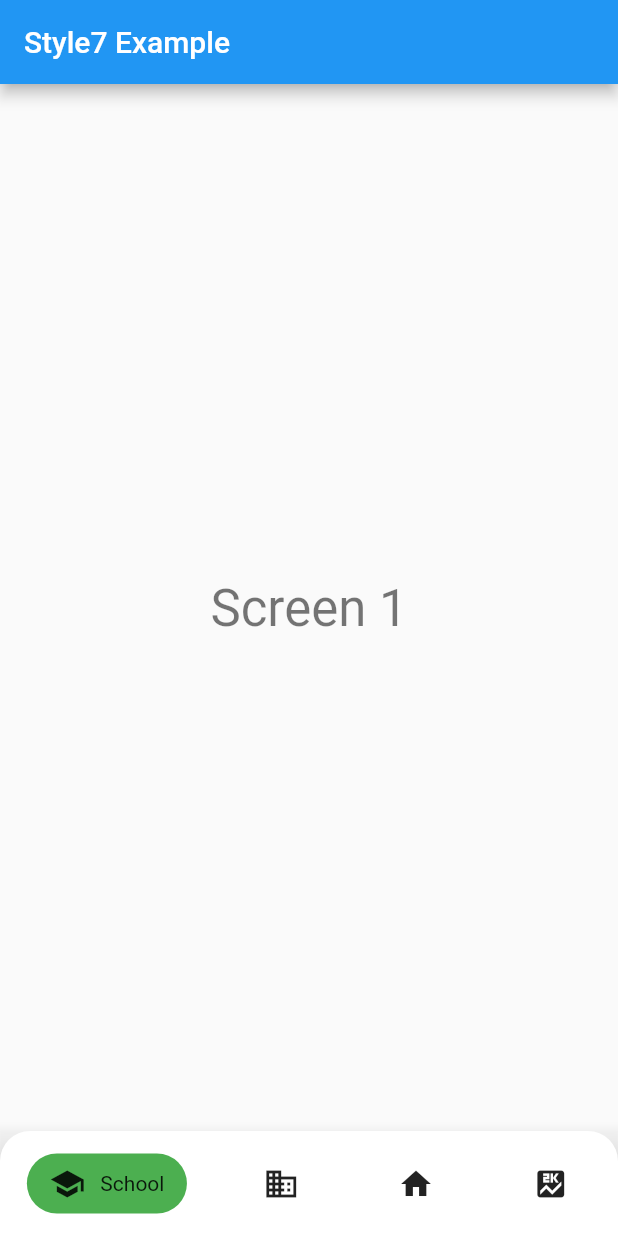
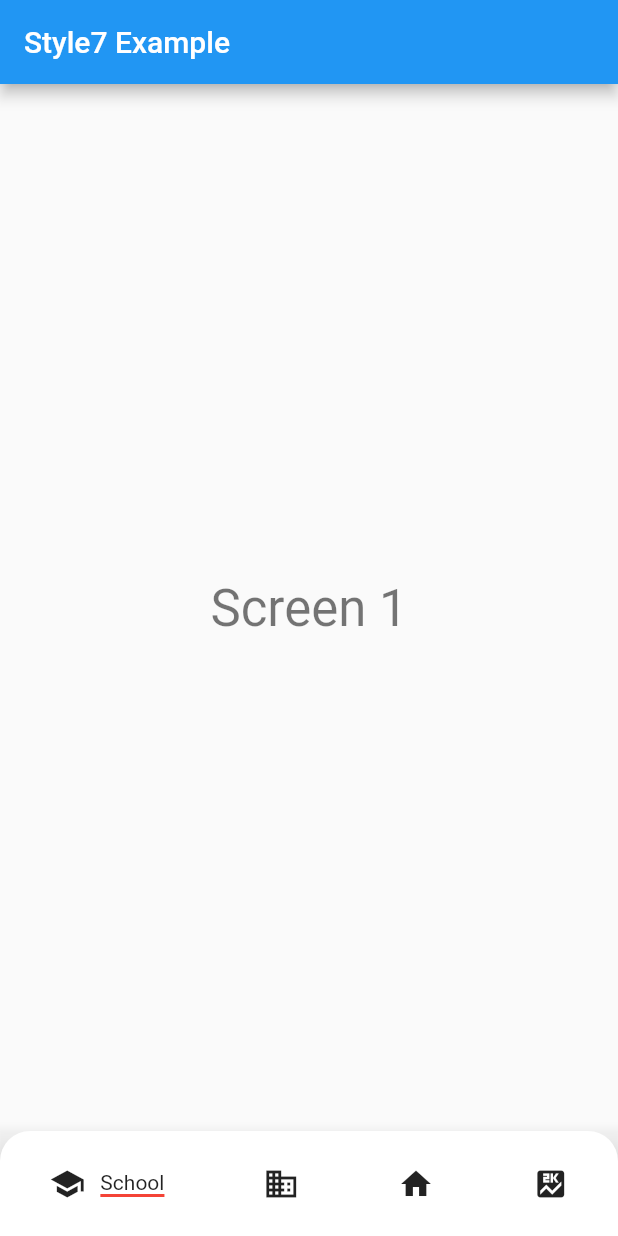
Before and after one commit to timilehinjegede/styled_navigation_bar, a Flutter app: the screen it shows after launch, on a phone screen of 412 x 824 dp. Run offline on Flutter 3.47's test engine with Material 2 defaults, Android fonts, the phone set to English and light mode, and no system bars.

Commit message:
style 7 half done

```diff
--- a/lib/src/style_7_bottom_nav.dart
+++ b/lib/src/style_7_bottom_nav.dart
@@ -1,13 +1,14 @@
 import 'package:flutter/material.dart';
 
 class Style7BottomNav extends StatefulWidget {
-
   final int currentIndex;
   final List<Style7Item> items;
   final ValueChanged onTap;
   final Color indicatorCOlor;
 
-  const Style7BottomNav({Key key, this.currentIndex, this.items, this.onTap, this.indicatorCOlor}) : super(key: key);
+  const Style7BottomNav(
+      {Key key, this.currentIndex, this.items, this.onTap, this.indicatorCOlor})
+      : super(key: key);
 
   @override
   _Style7BottomNavState createState() => _Style7BottomNavState();
@@ -53,31 +54,22 @@ class _Style7BottomNavState extends State<Style7BottomNav> {
 }
 
 class _Style7ItemWidget extends StatefulWidget {
-
   final Style7Item item;
   final bool isSelected;
 
-  const _Style7ItemWidget({Key key, this.item, this.isSelected}) : super(key: key);
+  const _Style7ItemWidget({Key key, this.item, this.isSelected})
+      : super(key: key);
 
   @override
   _Style7ItemWidgetState createState() => _Style7ItemWidgetState();
 }
 
-class _Style7ItemWidgetState extends State<_Style7ItemWidget> with SingleTickerProviderStateMixin {
-
+class _Style7ItemWidgetState extends State<_Style7ItemWidget>
+    with SingleTickerProviderStateMixin {
   @override
   Widget build(BuildContext context) {
-    return  AnimatedContainer(
+    return Container(
       height: 40,
-      duration: Duration(
-        milliseconds: 400,
-      ),
-      decoration: BoxDecoration(
-        borderRadius: BorderRadius.circular(
-          20.0,
-        ),
-        color: widget.isSelected ? Colors.green : Colors.transparent,
-      ),
       padding: EdgeInsets.symmetric(
         horizontal: 15.0,
       ),
@@ -95,7 +87,27 @@ class _Style7ItemWidgetState extends State<_Style7ItemWidget> with SingleTickerP
             ),
             curve: Curves.easeInOut,
             vsync: this,
-            child: widget.isSelected ? widget.item.text : SizedBox.shrink(),
+            // child: widget.isSelected ? widget.item.text : SizedBox.shrink(),
+            child: widget.isSelected
+                ? IntrinsicWidth(
+                    child: Column(
+                      mainAxisAlignment: MainAxisAlignment.center,
+                      children: [
+                        AnimatedAlign(
+                          duration: Duration(
+                            seconds: 900,
+                          ),
+                          child: widget.item.text,
+                          alignment: Alignment.bottomCenter,
+                        ),
+                        Container(
+                          height: 2,
+                          color: Colors.red,
+                        ),
+                      ],
+                    ),
+                  )
+                : SizedBox.shrink(),
           ),
         ],
       ),
@@ -108,5 +120,4 @@ class Style7Item {
   final Text text;
 
   Style7Item({this.icon, this.text});
-
 }
```
